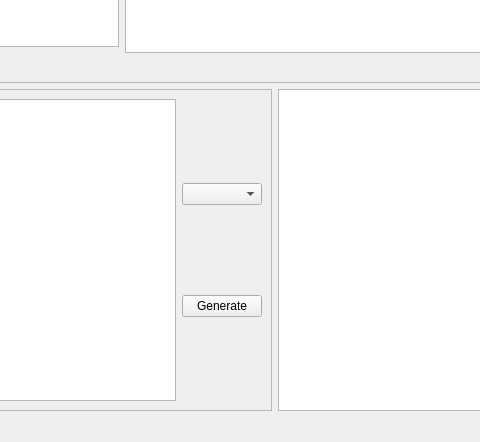
Qt form code/main.ui (debugger06/Data-Analyser) before a commit; both pictures show x 388 to 868 and y 267 to 709 of the 1019 by 709 pixel window.
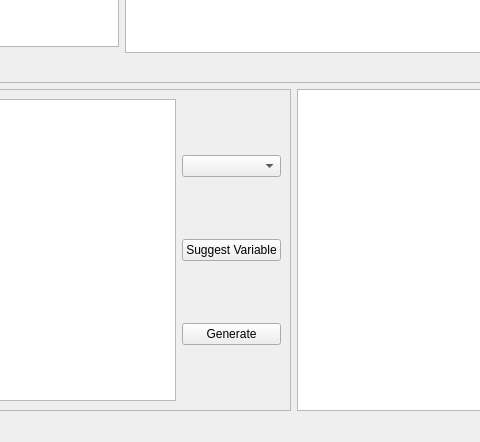
The same form after that commit.

```diff
--- a/code/main.ui
+++ b/code/main.ui
@@ -178,6 +178,26 @@
                  </property>
                 </spacer>
                </item>
+               <item>
+                <widget class="QPushButton" name="pushButton_2">
+                 <property name="text">
+                  <string>Suggest Variable</string>
+                 </property>
+                </widget>
+               </item>
+               <item>
+                <spacer name="verticalSpacer_5">
+                 <property name="orientation">
+                  <enum>Qt::Vertical</enum>
+                 </property>
+                 <property name="sizeHint" stdset="0">
+                  <size>
+                   <width>20</width>
+                   <height>40</height>
+                  </size>
+                 </property>
+                </spacer>
+               </item>
                <item>
                 <widget class="QPushButton" name="pushButton">
                  <property name="text">
```
